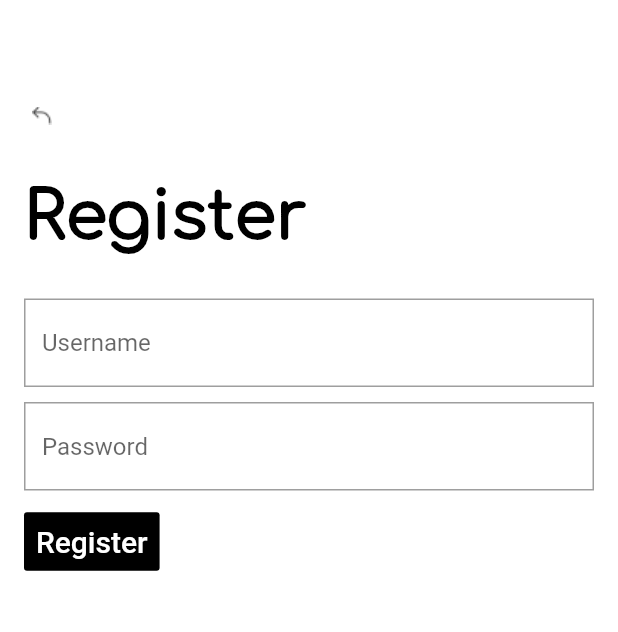
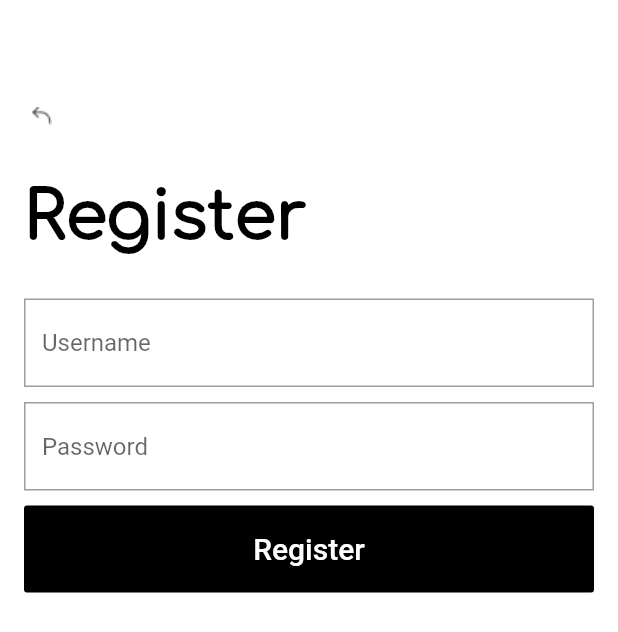
Before and after one commit to sona-dot/lep, a Flutter app: the screen it shows after launch, on a phone screen of 412 x 824 dp. Shown: the top 632 px of the screen. Run offline on Flutter 3.47's test engine with Material 2 defaults, Android fonts, the phone set to English and light mode, and no system bars.

Commit message:
added register button

```diff
--- a/lib/screens/registerScreen.dart
+++ b/lib/screens/registerScreen.dart
@@ -48,8 +48,10 @@ class RegisterScreen extends StatelessWidget {
                           hintText: 'Password'),
                     ),
                   ),
-                  Flexible(
-                    child: FlatButton(
+                  Container (
+                    width: 380,
+                    height: 58,
+                    child:  FlatButton(
                       color: Colors.black,
                       textColor: Colors.white,
                       padding: EdgeInsets.all(8.0),
@@ -62,7 +64,7 @@ class RegisterScreen extends StatelessWidget {
                         style: TextStyle(fontSize: 20.0),
                       ),
                     ),
-                  )
+                  ),
                 ],
               ),
             )
```
